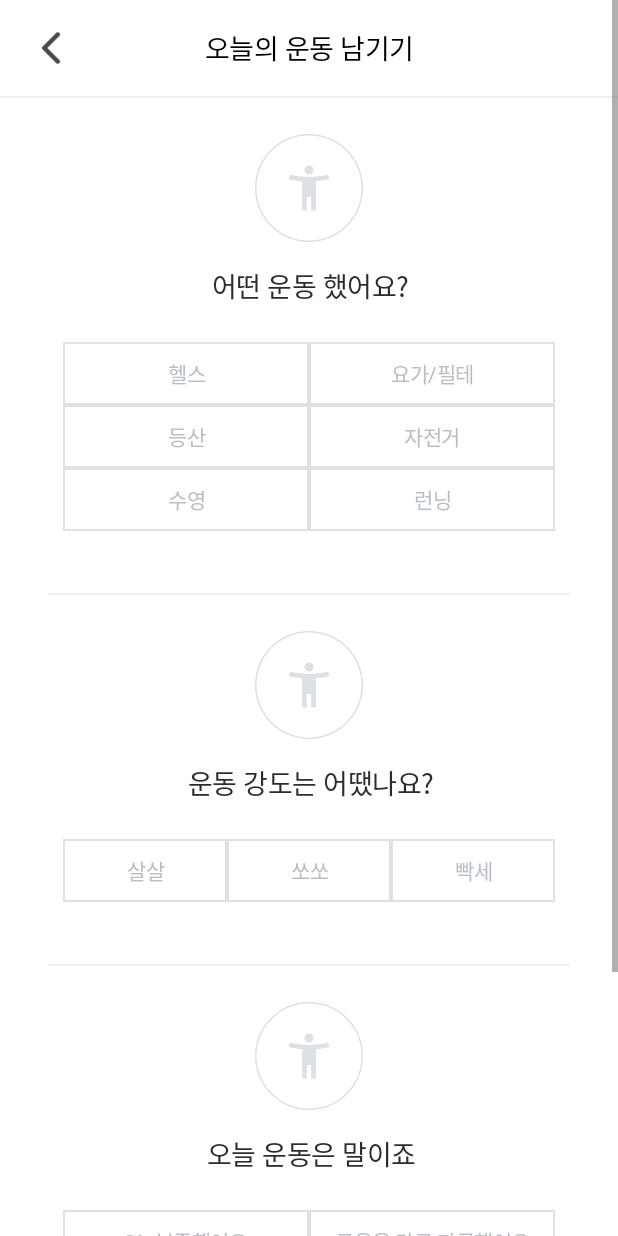
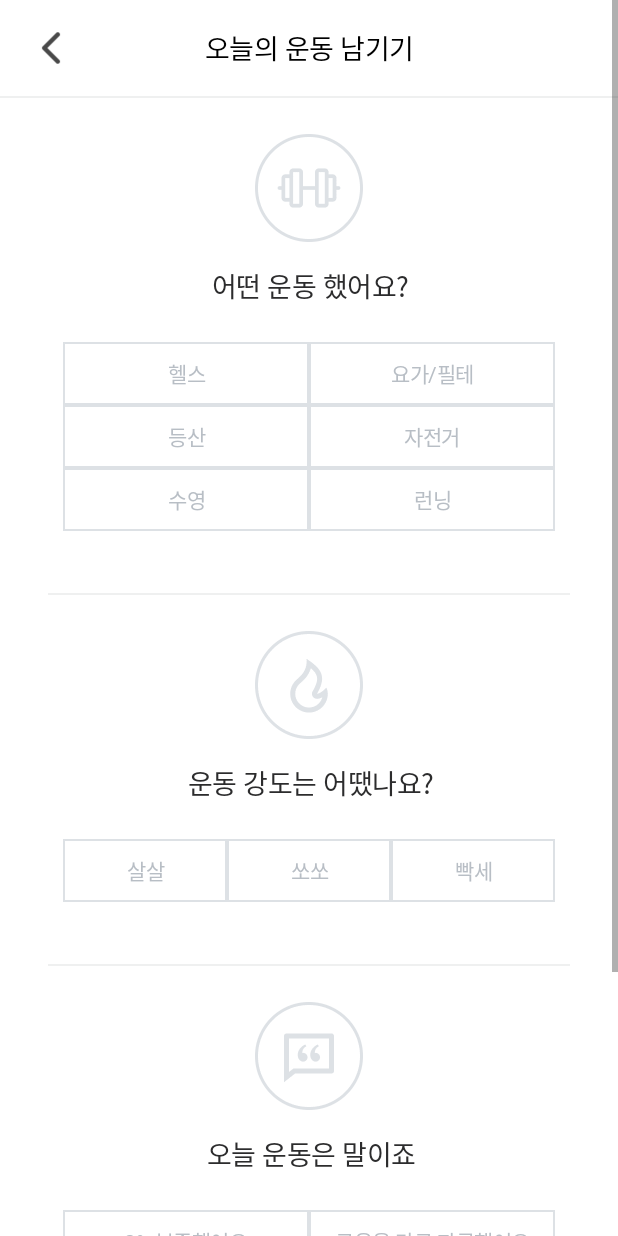
Before and after one commit to TEAMGODORI/GODORI_A, an Android app: the CertifTabUpload3Activity screen opened directly, with no data from a screen before it, on a phone screen of 412 x 824 dp. Run offline under Robolectric (Android 15) with nearby library versions, the phone set to English and light mode, and no system bars.

Commit message:
수정완료!

```diff
--- a/GODORI/app/src/main/res/layout/activity_certif_tab_upload3.xml
+++ b/GODORI/app/src/main/res/layout/activity_certif_tab_upload3.xml
@@ -60,7 +60,7 @@
                     android:layout_height="72dp"
                     android:layout_marginLeft="170dp"
                     android:layout_marginTop="24dp"
-                    android:src="@drawable/ct_ic_exercise" />
+                    android:src="@drawable/ct_ic_exercise_barbell" />
 
                 <TextView
                     android:layout_width="wrap_content"
@@ -271,7 +271,7 @@
                     android:layout_height="72dp"
                     android:layout_marginLeft="170dp"
                     android:layout_marginTop="24dp"
-                    android:src="@drawable/ct_ic_exercise" />
+                    android:src="@drawable/ct_ic_exercise_fire" />
 
                 <TextView
                     android:layout_width="wrap_content"
@@ -353,7 +353,7 @@
                     android:layout_height="72dp"
                     android:layout_marginLeft="170dp"
                     android:layout_marginTop="24dp"
-                    android:src="@drawable/ct_ic_exercise" />
+                    android:src="@drawable/ct_ic_exercise_comment" />
 
                 <TextView
                     android:layout_width="wrap_content"
```
Also changed, not shown: GODORI/app/src/main/res/layout/activity_group_creation4.xml (+10 -11 lines), GODORI/app/src/main/res/drawable/ct_ic_exercise_barbell.png (added), GODORI/app/src/main/res/drawable/ct_ic_exercise_comment.png (added), GODORI/app/src/main/res/drawable/ct_ic_exercise_fire.png (added).
